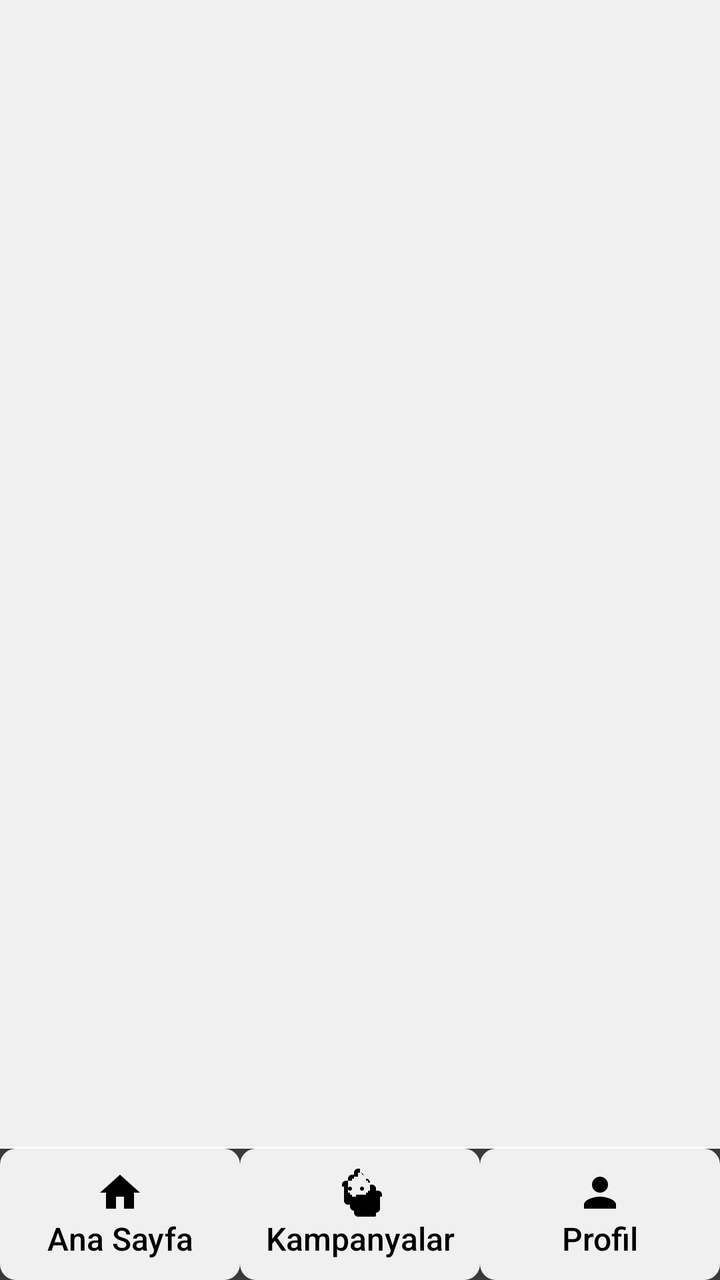
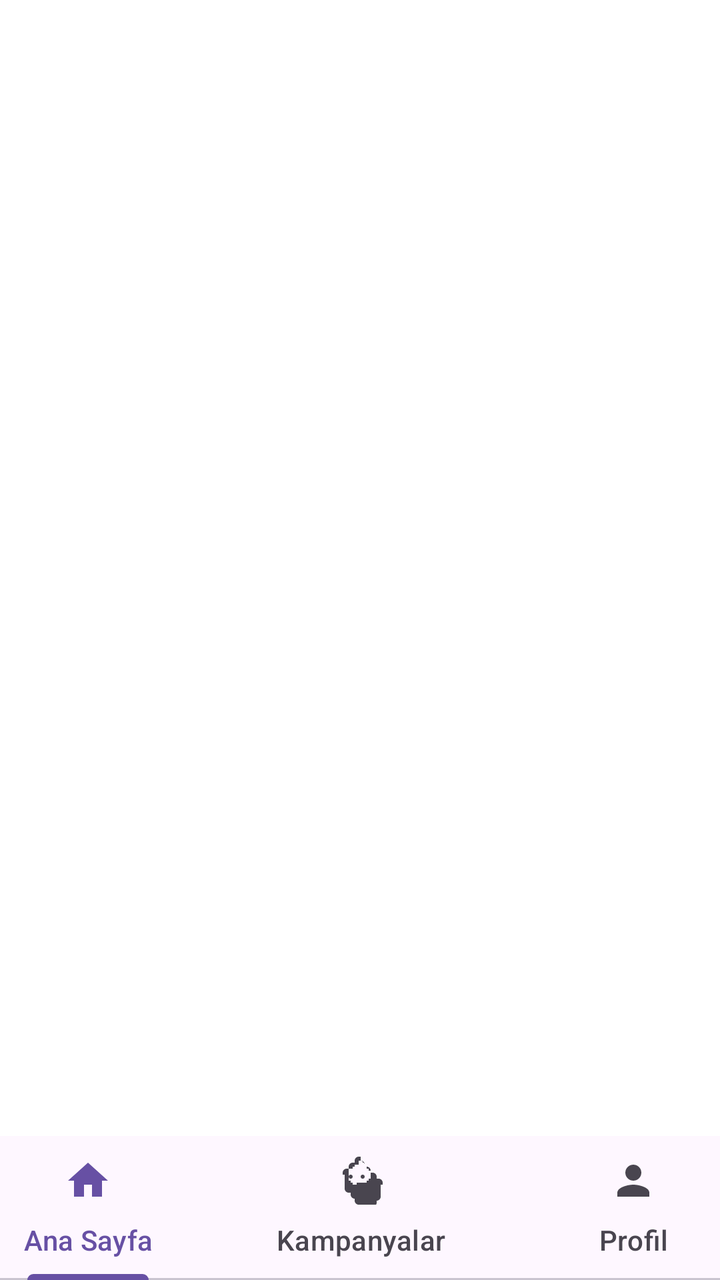

Before-and-after screenshots of an Android layout around one commit, followed by the original layout XML and the change that was made.
<!-- AndroidManifest.xml: application theme Theme.HayatWallet -->
<!-- res/layout/fragment_tab_layout.xml -->
<?xml version="1.0" encoding="utf-8"?>
<androidx.constraintlayout.widget.ConstraintLayout xmlns:android="http://schemas.android.com/apk/res/android"
    xmlns:app="http://schemas.android.com/apk/res-auto"
    xmlns:tools="http://schemas.android.com/tools"
    android:layout_width="match_parent"
    android:layout_height="match_parent"
    android:background="@color/white"
    tools:context=".scenes.TabLayoutFragment">

    <androidx.viewpager2.widget.ViewPager2
        android:id="@+id/viewPager"
        android:layout_width="0dp"
        android:layout_height="0dp"
        android:background="@color/lightGrey"
        app:layout_constraintTop_toTopOf="parent"
        app:layout_constraintBottom_toTopOf="@+id/tableLayout"
        app:layout_constraintStart_toStartOf="parent"
        app:layout_constraintEnd_toEndOf="parent" />

    <TableLayout
        android:id="@+id/tableLayout"
        android:layout_width="0dp"
        android:layout_height="wrap_content"
        android:layout_marginTop="1dp"
        android:stretchColumns="0,1,2"
        android:background="@color/darkGrey"
        app:layout_constraintTop_toBottomOf="@id/viewPager"
        app:layout_constraintBottom_toBottomOf="parent"
        app:layout_constraintStart_toStartOf="parent"
        app:layout_constraintEnd_toEndOf="parent">

        <TableRow
            android:layout_width="wrap_content"
            android:layout_height="wrap_content">

            <TextView
                android:id="@+id/homeTxt"
                android:layout_width="0dp"
                android:layout_height="wrap_content"
                android:layout_weight="1"
                android:background="@drawable/tab_item_background"
                android:fontFamily="sans-serif-medium"
                android:gravity="center"
                android:text="@string/ana_sayfa"
                android:textColor="@color/black"
                android:textSize="16sp"
                android:padding="10dp"
                android:drawableTop="@drawable/ic_home" />

            <TextView
                android:id="@+id/campaingTxt"
                android:layout_width="0dp"
                android:layout_height="wrap_content"
                android:layout_weight="1"
                android:background="@drawable/tab_item_background"
                android:fontFamily="sans-serif-medium"
                android:gravity="center"
                android:text="@string/kampanyalar"
                android:textColor="@color/black"
                android:textSize="16sp"
                android:padding="10dp"
                android:drawableTop="@drawable/ic_campaign" />

            <TextView
                android:id="@+id/personTxt"
                android:layout_width="0dp"
                android:layout_height="wrap_content"
                android:layout_weight="1"
                android:background="@drawable/tab_item_background"
                android:fontFamily="sans-serif-medium"
                android:gravity="center"
                android:text="@string/profil"
                android:textColor="@color/black"
                android:textSize="16sp"
                android:padding="10dp"
                android:drawableTop="@drawable/ic_profile" />

        </TableRow>
    </TableLayout>

</androidx.constraintlayout.widget.ConstraintLayout>
<!-- resources referenced by this layout -->
<resources>
  <color name="black">#FF000000</color>
  <color name="darkGrey">#3A3A3A</color>
  <color name="lightGrey">#F0F0F0</color>
  <color name="white">#FFFFFFFF</color>
  <!-- drawable ic_campaign (drawable) -->
  <vector xmlns:android="http://schemas.android.com/apk/res/android"
      android:width="24dp"
      android:height="24dp"
      android:viewportWidth="24"
      android:viewportHeight="24">
      <path
          android:fillColor="#000000"
          android:pathData="M12 2c1.1 0 2 .9 2 2v1h1c1.1 0 2 .9 2 2v1h1c1.1 0 2 .9 2 2v1h1c1.1 0 2 .9 2 2v1h-1v6c0 1.1-.9 2-2 2v1c0 1.1-.9 2-2 2h-1v1c0 1.1-.9 2-2 2h-1v-1c-1.1 0-2-.9-2-2v-1h-1c-1.1 0-2-.9-2-2v-1H9c-1.1 0-2-.9-2-2v-1H6c-1.1 0-2-.9-2-2V9H3V8c0-1.1.9-2 2-2h1V5c0-1.1.9-2 2-2h1V2c0-1.1.9-2 2-2h1m0 2h-1v2H9v1H8v1H6v6h1v1h1v1h6v-1h1v-1h1v-1h1V7h-1V6h-1V5h-1V3h-1V2zm-5 7c.6 0 1 .4 1 1s-.4 1-1 1-1-.4-1-1 .4-1 1-1zm6 0c.6 0 1 .4 1 1s-.4 1-1 1-1-.4-1-1 .4-1 1-1zm-3 4h4v2h-4v-2z"/>
  </vector>
  <!-- drawable ic_home (drawable) -->
  <vector xmlns:android="http://schemas.android.com/apk/res/android"
      android:width="24dp"
      android:height="24dp"
      android:viewportWidth="24"
      android:viewportHeight="24">
      <path
          android:fillColor="#000000"
          android:pathData="M10,20v-6h4v6h5v-8h3L12,3 2,12h3v8z"/>
  </vector>
  <!-- drawable ic_profile (drawable) -->
  <vector xmlns:android="http://schemas.android.com/apk/res/android"
      android:width="24dp"
      android:height="24dp"
      android:viewportWidth="24"
      android:viewportHeight="24">
      <path
          android:fillColor="#000000"
          android:pathData="M12 12c2.21 0 4-1.79 4-4s-1.79-4-4-4-4 1.79-4 4 1.79 4 4 4zm0 2c-2.67 0-8 1.34-8 4v2h16v-2c0-2.66-5.33-4-8-4z"/>
  </vector>
  <!-- drawable tab_item_background (drawable) -->
  <selector xmlns:android="http://schemas.android.com/apk/res/android">
      <item android:state_pressed="true">
          <shape>
              <solid android:color="@color/grey" />
              <corners android:radius="8dp" />
          </shape>
      </item>
      <item>
          <shape>
              <solid android:color="@color/lightGrey" />
              <corners android:radius="8dp" />
          </shape>
      </item>
  </selector>
  <string name="ana_sayfa">Ana Sayfa</string>
  <string name="kampanyalar">Kampanyalar</string>
  <string name="profil">Profil</string>
  <style name="Theme.HayatWallet" parent="Base.Theme.HayatWallet" />
  <color name="grey">#888888</color>
  <style name="Base.Theme.HayatWallet" parent="Theme.Material3.DayNight.NoActionBar">
          
          
      </style>
</resources>

<!-- the commit's change to res/layout/fragment_tab_layout.xml (unified diff, before → after) -->
@@ -7,75 +7,45 @@
     android:background="@color/white"
     tools:context=".scenes.TabLayoutFragment">
 
+    <com.google.android.material.tabs.TabLayout
+        android:id="@+id/tablayout"
+        android:layout_width="409dp"
+        android:layout_height="wrap_content"
+        app:layout_constraintBottom_toBottomOf="parent"
+        app:layout_constraintEnd_toEndOf="parent"
+        app:layout_constraintHorizontal_bias="0.5"
+        app:layout_constraintStart_toStartOf="parent">
+
+        <com.google.android.material.tabs.TabItem
+            android:layout_width="wrap_content"
+            android:layout_height="wrap_content"
+            android:icon="@drawable/ic_home"
+            android:text="Ana Sayfa" />
+
+        <com.google.android.material.tabs.TabItem
+            android:layout_width="wrap_content"
+            android:layout_height="wrap_content"
+            android:icon="@drawable/ic_campaign"
+            android:text="Kampanyalar" />
+
+        <com.google.android.material.tabs.TabItem
+            android:layout_width="wrap_content"
+            android:layout_height="wrap_content"
+            android:icon="@drawable/ic_profile"
+            android:text="Profil" />
+    </com.google.android.material.tabs.TabLayout>
+
     <androidx.viewpager2.widget.ViewPager2
         android:id="@+id/viewPager"
-        android:layout_width="0dp"
+        android:layout_width="match_parent"
         android:layout_height="0dp"
-        android:background="@color/lightGrey"
-        app:layout_constraintTop_toTopOf="parent"
-        app:layout_constraintBottom_toTopOf="@+id/tableLayout"
+        app:layout_constraintBottom_toTopOf="@+id/tablayout"
+        app:layout_constraintEnd_toEndOf="parent"
         app:layout_constraintStart_toStartOf="parent"
-        app:layout_constraintEnd_toEndOf="parent" />
+        app:layout_constraintTop_toTopOf="parent">
 
-    <TableLayout
-        android:id="@+id/tableLayout"
-        android:layout_width="0dp"
-        android:layout_height="wrap_content"
-        android:layout_marginTop="1dp"
-        android:stretchColumns="0,1,2"
-        android:background="@color/darkGrey"
-        app:layout_constraintTop_toBottomOf="@id/viewPager"
-        app:layout_constraintBottom_toBottomOf="parent"
-        app:layout_constraintStart_toStartOf="parent"
-        app:layout_constraintEnd_toEndOf="parent">
+    </androidx.viewpager2.widget.ViewPager2>
 
-        <TableRow
-            android:layout_width="wrap_content"
-            android:layout_height="wrap_content">
 
-            <TextView
-                android:id="@+id/homeTxt"
-                android:layout_width="0dp"
-                android:layout_height="wrap_content"
-                android:layout_weight="1"
-                android:background="@drawable/tab_item_background"
-                android:fontFamily="sans-serif-medium"
-                android:gravity="center"
-                android:text="@string/ana_sayfa"
-                android:textColor="@color/black"
-                android:textSize="16sp"
-                android:padding="10dp"
-                android:drawableTop="@drawable/ic_home" />
-
-            <TextView
-                android:id="@+id/campaingTxt"
-                android:layout_width="0dp"
-                android:layout_height="wrap_content"
-                android:layout_weight="1"
-                android:background="@drawable/tab_item_background"
-                android:fontFamily="sans-serif-medium"
-                android:gravity="center"
-                android:text="@string/kampanyalar"
-                android:textColor="@color/black"
-                android:textSize="16sp"
-                android:padding="10dp"
-                android:drawableTop="@drawable/ic_campaign" />
-
-            <TextView
-                android:id="@+id/personTxt"
-                android:layout_width="0dp"
-                android:layout_height="wrap_content"
-                android:layout_weight="1"
-                android:background="@drawable/tab_item_background"
-                android:fontFamily="sans-serif-medium"
-                android:gravity="center"
-                android:text="@string/profil"
-                android:textColor="@color/black"
-                android:textSize="16sp"
-                android:padding="10dp"
-                android:drawableTop="@drawable/ic_profile" />
-
-        </TableRow>
-    </TableLayout>
 
 </androidx.constraintlayout.widget.ConstraintLayout>
<!-- resource entries referenced after the edit -->
@@ -1,8 +1,5 @@
 <!-- resources referenced by this layout -->
 <resources>
-  <color name="black">#FF000000</color>
-  <color name="darkGrey">#3A3A3A</color>
-  <color name="lightGrey">#F0F0F0</color>
   <color name="white">#FFFFFFFF</color>
   <!-- drawable ic_campaign (drawable) -->
   <vector xmlns:android="http://schemas.android.com/apk/res/android"
@@ -34,26 +31,7 @@
           android:fillColor="#000000"
           android:pathData="M12 12c2.21 0 4-1.79 4-4s-1.79-4-4-4-4 1.79-4 4 1.79 4 4 4zm0 2c-2.67 0-8 1.34-8 4v2h16v-2c0-2.66-5.33-4-8-4z"/>
   </vector>
-  <!-- drawable tab_item_background (drawable) -->
-  <selector xmlns:android="http://schemas.android.com/apk/res/android">
-      <item android:state_pressed="true">
-          <shape>
-              <solid android:color="@color/grey" />
-              <corners android:radius="8dp" />
-          </shape>
-      </item>
-      <item>
-          <shape>
-              <solid android:color="@color/lightGrey" />
-              <corners android:radius="8dp" />
-          </shape>
-      </item>
-  </selector>
-  <string name="ana_sayfa">Ana Sayfa</string>
-  <string name="kampanyalar">Kampanyalar</string>
-  <string name="profil">Profil</string>
   <style name="Theme.HayatWallet" parent="Base.Theme.HayatWallet" />
-  <color name="grey">#888888</color>
   <style name="Base.Theme.HayatWallet" parent="Theme.Material3.DayNight.NoActionBar">
           
           
